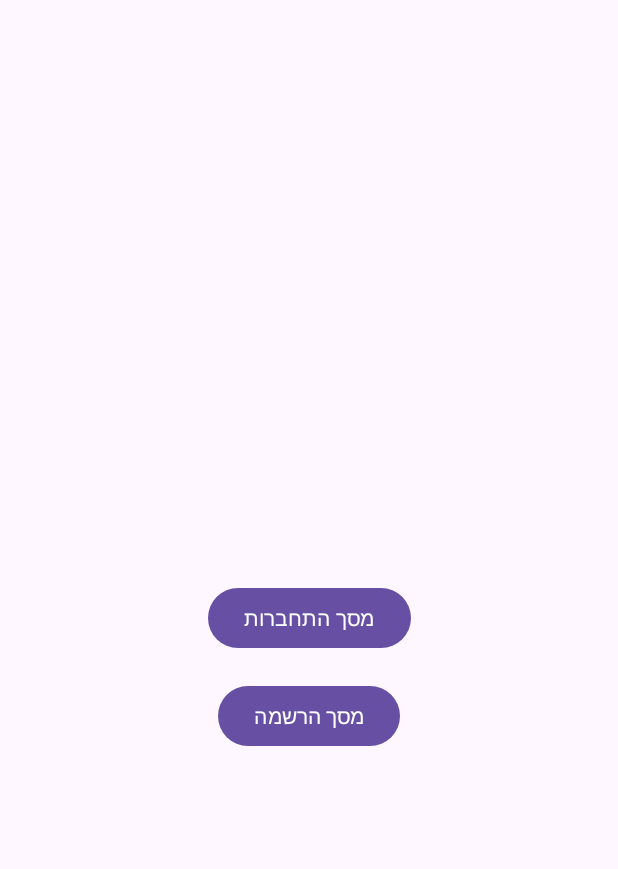
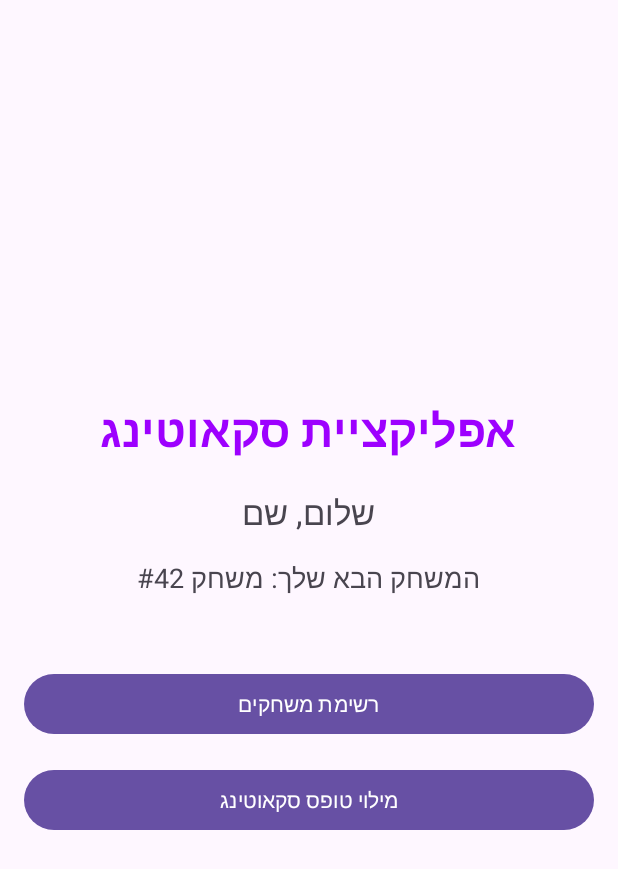
Before and after one commit to DanielDaCool/ScoutingAppForSchool, an Android app: the screen it shows after launch (MainActivity), on a phone screen of 412 x 824 dp. Shown: the top 869 px of the screen. Run offline under Robolectric (Android 15) with nearby library versions, the phone set to English and light mode, and no system bars.

Commit message:
added 2-3 screens, started working on the basics of game, need to continue working on the GamesList screen

```diff
--- a/app/build.gradle.kts
+++ b/app/build.gradle.kts
@@ -4,7 +4,7 @@ plugins {
 
 android {
     namespace = "com.example.mainapp"
-    compileSdk = 34
+    compileSdk = 35
 
     defaultConfig {
         applicationId = "com.example.mainapp"
@@ -26,8 +26,8 @@ android {
         }
     }
     compileOptions {
-        sourceCompatibility = JavaVersion.VERSION_1_8
-        targetCompatibility = JavaVersion.VERSION_1_8
+        sourceCompatibility = JavaVersion.VERSION_17
+        targetCompatibility = JavaVersion.VERSION_17
     }
 }
 
--- a/app/src/main/java/com/example/mainapp/LoginScreen.java
+++ b/app/src/main/java/com/example/mainapp/LoginScreen.java
@@ -12,8 +12,6 @@ import android.widget.Toast;
 
 import androidx.appcompat.app.AppCompatActivity;
 
-import com.example.myapplication.R;
-import com.example.myapplication.SignupScreen;
 
 public class LoginScreen extends AppCompatActivity {
     private EditText etUserId, etPassword;
--- a/app/src/main/java/com/example/mainapp/MainActivity.java
+++ b/app/src/main/java/com/example/mainapp/MainActivity.java
@@ -1,50 +1,39 @@
 package com.example.mainapp;
-
+import androidx.appcompat.app.AppCompatActivity;
 import android.content.Intent;
 import android.os.Bundle;
 import android.view.View;
 import android.widget.Button;
 
-import androidx.appcompat.app.AppCompatActivity;
-
-
-
 public class MainActivity extends AppCompatActivity {
-    Button loginBtn, signupBtn;
 
     @Override
     protected void onCreate(Bundle savedInstanceState) {
         super.onCreate(savedInstanceState);
         setContentView(R.layout.activity_main);
 
-        init();
+        // Find the buttons by their ID
+        Button gamesListButton = findViewById(R.id.buttonGamesList);
+        Button formsButton = findViewById(R.id.buttonForms);
 
-
-        onClick(signupBtn, new Intent(MainActivity.this, SignupScreen.class));
-        loginBtn.setOnClickListener(new View.OnClickListener() {
-            @Override
-            public void onClick(View view) {
-                startActivity(new Intent(MainActivity.this, LoginScreen.class));
-            }
-        });
-
-    }
-
-
-    private void init() {
-        this.loginBtn = findViewById(R.id.loginBtn);
-        this.signupBtn = findViewById(R.id.signupBtn);
-
-
-    }
-
-    private void onClick(Button btn, Intent intent) {
-
-        btn.setOnClickListener(new View.OnClickListener() {
-            @Override
-            public void onClick(View view) {
-                startActivity(intent);
-            }
-        });
+        // Set up the click listener for the Games List button
+//        gamesListButton.setOnClickListener(new View.OnClickListener() {
+//            @Override
+//            public void onClick(View v) {
+//                // Create an Intent to start the GamesListActivity
+//                Intent intent = new Intent(MainActivity.this, GamesListActivity.class);
+//                startActivity(intent);
+//            }
+//        });
+//
+//        // Set up the click listener for the Forms button
+//        formsButton.setOnClickListener(new View.OnClickListener() {
+//            @Override
+//            public void onClick(View v) {
+//                // Create an Intent to start the FormsActivity
+//                Intent intent = new Intent(MainActivity.this, FormsActivity.class);
+//                startActivity(intent);
+//            }
+//        });
     }
 }
--- /dev/null
+++ b/app/src/main/java/com/example/mainapp/Utils/Team.java
@@ -0,0 +1,3 @@
+package com.example.mainapp.Utils;
+
+public record Team(int teamNumber, String teamName){}
--- a/app/src/main/res/layout/activity_main.xml
+++ b/app/src/main/res/layout/activity_main.xml
@@ -1,31 +1,56 @@
 <?xml version="1.0" encoding="utf-8"?>
-<androidx.constraintlayout.widget.ConstraintLayout xmlns:android="http://schemas.android.com/apk/res/android"
+<LinearLayout xmlns:android="http://schemas.android.com/apk/res/android"
     xmlns:app="http://schemas.android.com/apk/res-auto"
     xmlns:tools="http://schemas.android.com/tools"
-    android:id="@+id/main"
     android:layout_width="match_parent"
     android:layout_height="match_parent"
+    android:orientation="vertical"
+    android:gravity="center"
+    android:padding="16dp"
     tools:context=".MainActivity">
 
-    <Button
-        android:id="@+id/loginBtn"
+    <!-- טקסט כותרת -->
+    <TextView
         android:layout_width="wrap_content"
         android:layout_height="wrap_content"
-        android:text="מסך התחברות"
-        app:layout_constraintBottom_toBottomOf="parent"
-        app:layout_constraintEnd_toEndOf="parent"
-        app:layout_constraintStart_toStartOf="parent"
-        app:layout_constraintTop_toTopOf="parent" />
+        android:text="אפליקציית סקאוטינג"
+        android:textSize="30sp"
+        android:textStyle="bold"
+        android:textColor="#9D00FF"
+        android:layout_marginBottom="20dp"
+        android:gravity="center" />
 
-    <Button
-        android:id="@+id/signupBtn"
+    <!-- טקסט ברוכים הבאים -->
+    <TextView
+        android:id="@+id/textViewWelcome"
         android:layout_width="wrap_content"
         android:layout_height="wrap_content"
-        android:text="מסך הרשמה"
-        app:layout_constraintBottom_toBottomOf="parent"
-        app:layout_constraintEnd_toEndOf="parent"
-        app:layout_constraintHorizontal_bias="0.501"
-        app:layout_constraintStart_toStartOf="parent"
-        app:layout_constraintTop_toTopOf="parent"
-        app:layout_constraintVertical_bias="0.584" />
-</androidx.constraintlayout.widget.ConstraintLayout>
+        android:text="שלום, שם"
+        android:textSize="22sp"
+        android:layout_marginBottom="16dp" />
+
+    <!-- מידע על המשחק הקרוב לסקאוטינג -->
+    <TextView
+        android:id="@+id/textViewNextMatch"
+        android:layout_width="wrap_content"
+        android:layout_height="wrap_content"
+        android:text="המשחק הבא שלך: משחק #42"
+        android:textSize="18sp"
+        android:layout_marginBottom="48dp" />
+
+    <!-- כפתור למסך רשימת המשחקים -->
+    <Button
+        android:id="@+id/buttonGamesList"
+        android:layout_width="match_parent"
+        android:layout_height="wrap_content"
+        android:text="רשימת משחקים"
+        android:layout_marginBottom="16dp" />
+
+    <!-- כפתור למסך מילוי הטופס -->
+    <Button
+        android:id="@+id/buttonForms"
+        android:layout_width="match_parent"
+        android:layout_height="wrap_content"
+        android:text="מילוי טופס סקאוטינג" />
+
+</LinearLayout>
```
Also changed, not shown: app/src/main/AndroidManifest.xml (+9 -0 lines), app/src/main/java/com/example/mainapp/Forms.java (added, +19 -0 lines), app/src/main/java/com/example/mainapp/GamesList.java (added, +19 -0 lines), app/src/main/java/com/example/mainapp/Utils/Game.java (added, +15 -0 lines), app/src/main/java/com/example/mainapp/Utils/GamePiece.java (added, +20 -0 lines), app/src/main/java/com/example/mainapp/Utils/TeamAtGame.java (added, +33 -0 lines), app/src/main/res/layout/activity_forms.xml (added, +105 -0 lines), app/src/main/res/layout/activity_games_list.xml (added, +49 -0 lines).
